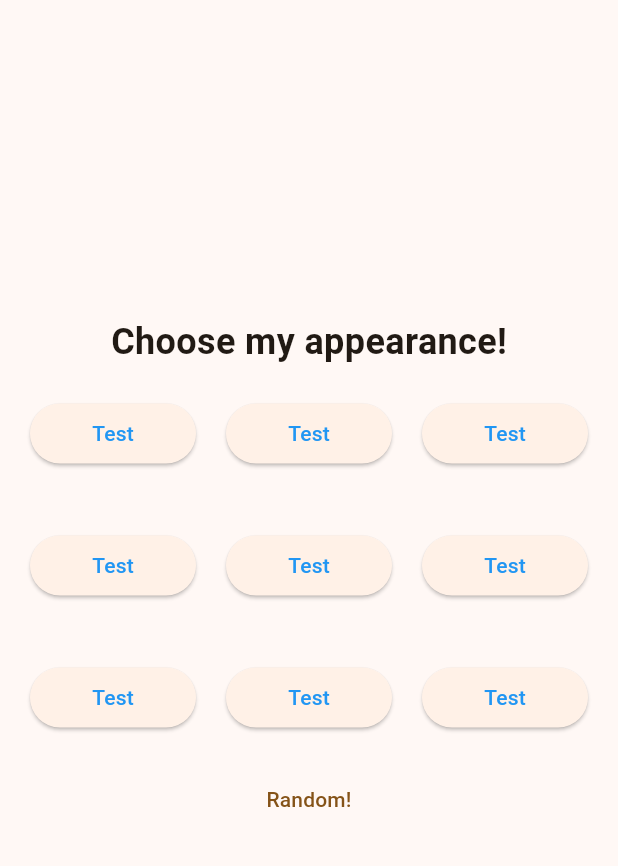
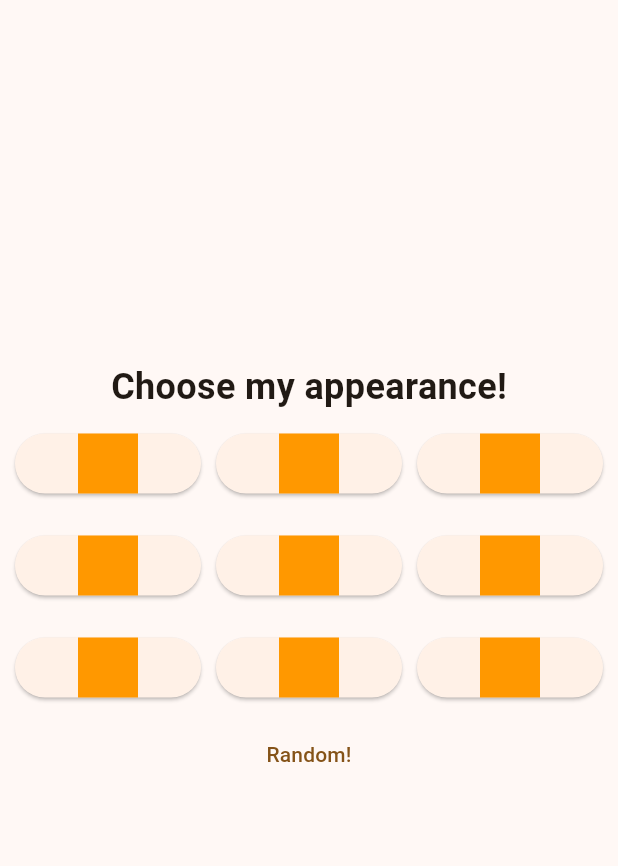
Before and after one commit to PocketDad/pocketdad, a Flutter app: the screen it shows after launch, on a phone screen of 412 x 824 dp, the part 84-950 px from its top. Run offline on Flutter 3.47's test engine with Material 2 defaults, Android fonts, the phone set to English and light mode, and no system bars.

Commit message:
updated padding

```diff
--- a/lib/main.dart
+++ b/lib/main.dart
@@ -139,40 +139,40 @@ class ChooseAvatar extends StatelessWidget {
                   )
                 ),
                 Padding(
-                  padding: const EdgeInsets.all(20.0),
+                  padding: const EdgeInsets.all(10.0),
                   child: Row(
                     mainAxisAlignment: MainAxisAlignment.center,
                     children: [
                       Profile(),
-                      SizedBox(width: 20,),
+                      SizedBox(width: 10,),
                       Profile(),
-                      SizedBox(width: 20,),
+                      SizedBox(width: 10,),
                       Profile(),
                     ]
                   ),
                 ),
                 Padding(
-                  padding: const EdgeInsets.all(20.0),
+                  padding: const EdgeInsets.all(10.0),
                   child: Row(
                       mainAxisAlignment: MainAxisAlignment.center,
                       children: [
                         Profile(),
-                        SizedBox(width: 20,),
+                        SizedBox(width: 10,),
                         Profile(),
-                        SizedBox(width: 20,),
+                        SizedBox(width: 10,),
                         Profile(),
                       ]
                   ),
                 ),
                 Padding(
-                  padding: const EdgeInsets.all(20.0),
+                  padding: const EdgeInsets.all(10.0),
                   child: Row(
                       mainAxisAlignment: MainAxisAlignment.center,
                       children: [
                         Profile(),
-                        SizedBox(width: 20,),
+                        SizedBox(width: 10,),
                         Profile(),
-                        SizedBox(width: 20,),
+                        SizedBox(width: 10,),
                         Profile(),
                       ]
                   ),
@@ -200,17 +200,21 @@ class Profile extends StatelessWidget{
           overlayColor: MaterialStateProperty.resolveWith<Color?>(
                 (Set<MaterialState> states) {
               if (states.contains(MaterialState.hovered)) {
-                return Colors.blue.withOpacity(0.04);
+                return Colors.orangeAccent.withOpacity(0.04);
               }
               if (states.contains(MaterialState.focused) || states.contains(MaterialState.pressed)) {
-                return Colors.blue.withOpacity(0.12);
+                return Colors.orangeAccent.withOpacity(0.12);
               }
               return null; // Defer to the widget's default.
             },
           ),
         ),
         onPressed: () {},
-        child: Text("Test"),
+        child: Container(
+          color: Colors.orange,
+          height: 40,
+          width: 40,
+        ),
       ),
     );
   }
```
